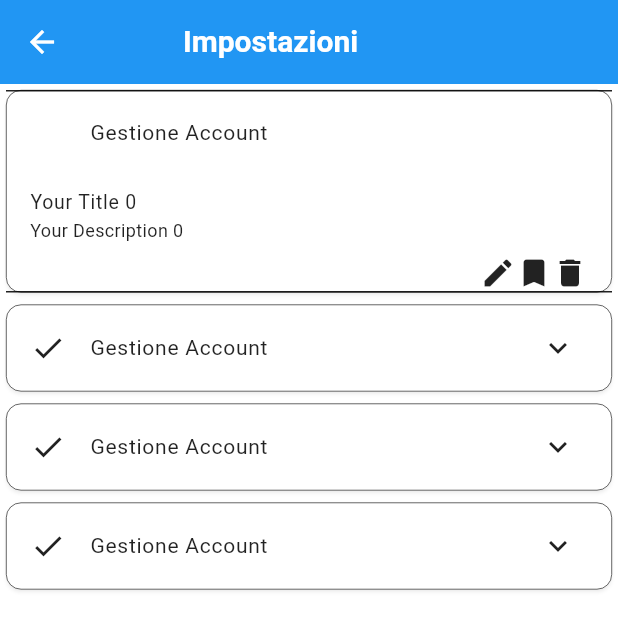
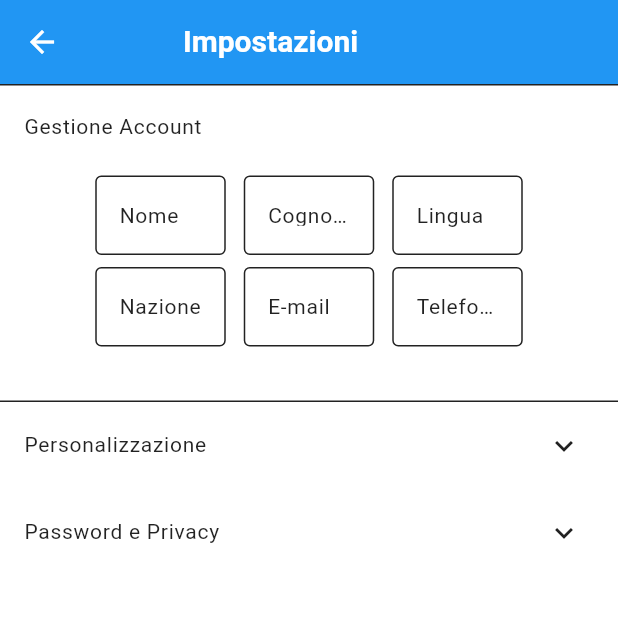
Before and after one commit to alessiogranzotto/NpCasse-FE, a Flutter app: the SettingScreen screen opened directly, after a tap on "Gestione Account", on a phone screen of 412 x 824 dp. Shown: the top 630 px of the screen. Run offline on Flutter 3.47's test engine with Material 3 defaults, Android fonts, the phone set to English and light mode, and no system bars; our stand-ins replace awesome_snackbar_content, flutter_html, flutter_svg, image_picker, pdf, persistent_bottom_nav_bar and 2 more; missing offline and left inert: cache_manager, currency_textfield; accounts and stored records are empty; key blocks and very long unbroken strings in the code were emptied for the run.

Commit message:
iniziato a fare sezione gestione utente con pannello espanso

```diff
--- a/lib/screens/settingScreen/setting.screen.dart
+++ b/lib/screens/settingScreen/setting.screen.dart
@@ -24,62 +24,66 @@ class _SettingScreenState extends State<SettingScreen> {
           style: Theme.of(context).textTheme.headlineLarge,)),
       ]),
     ),
-    body: Column(
+    body: ListView(
         children: [
-          Expanded(
-            child:  ListView.builder(
-      itemCount: 4,
-      itemBuilder: (context, index) {
-        return Card(
-          shape: RoundedRectangleBorder(
-            borderRadius: BorderRadius.circular(10.0),
-            side: const BorderSide(
-              color: Colors.black,
-              width: 0.4,
-            ),
+          const ExpansionTile(
+          title: Text('Gestione Account'),
+          children: [
+            Wrap(
+              spacing: 4.0,
+              runSpacing: 4.0,
+              children: [
+              CustomTextField(label: 'Nome'),
+              CustomTextField(label: 'Cognome'),
+              CustomTextField(label: 'Lingua'),
+          ]),
+            Wrap(
+              spacing: 4.0,
+              runSpacing: 4.0,
+              children: [
+              CustomTextField(label: 'Nazione'),
+              CustomTextField(label: 'E-mail'),
+              CustomTextField(label: 'Telefono'),
+            ]),
+            Padding(
+              padding: const EdgeInsets.symmetric(vertical: 16.0),
+              //child: ElevatedButton(onPressed: onPressed, child: Text('Salva')),
+            )
+          ],
+        ),
+        ExpansionTile(
+          title: const Text('Personalizzazione'),
           ),
-          child: ExpansionTile(
-            leading: const Icon(Icons.check),
-            title: Text('Gestione Account'),
-            children: <Widget>[
-              Padding(
-                padding: const EdgeInsets.symmetric(horizontal: 16.0),
-                child: Align(
-                  alignment: Alignment.topLeft,
-                  child: Column(
-                    mainAxisAlignment: MainAxisAlignment.start,
-                    mainAxisSize: MainAxisSize.min,
-                    children: [
-                      ListTile(
-                        dense: true,
-                        horizontalTitleGap: 0,
-                        visualDensity:
-                            VisualDensity(vertical: -4, horizontal: 0),
-                        contentPadding: EdgeInsets.zero,
-                        title: Text('Your Title $index'),
-                        subtitle: Text('Your Description $index'),
-                      ),
-                      Row(
-                        mainAxisAlignment: MainAxisAlignment.end,
-                        children: const [
-                          Icon(Icons.edit),
-                          Icon(Icons.bookmark),
-                          Icon(Icons.delete),
-                        ],
-                      ),
-                    ],
-                  ),
-                ),
-              ),
-              ],
-
-            ),
-            );
-            },
-          ),
+        ExpansionTile(
+          title: const Text('Password e Privacy'),
           ),
         ],
+      /*Row(
+            mainAxisAlignment: MainAxisAlignment.end,
+            children: const [
+              Icon(Icons.edit),
+              Icon(Icons.bookmark),
+              Icon(Icons.delete),
+            ],*/
       ),
     );
   }
 }
+class CustomTextField extends StatelessWidget {
+  final String label;
+  const CustomTextField({Key?key,required this.label}) : super(key: key);
+
+  @override
+  Widget build(BuildContext context){
+    return Container(
+      width: MediaQuery.of(context).size.width / 4 - 16,
+      margin: EdgeInsets.all(4.0),
+      child: TextField(
+        decoration: InputDecoration(
+          labelText: label,
+          border: OutlineInputBorder(),
+        ),
+      ),
+    );
+  }
+}
```
